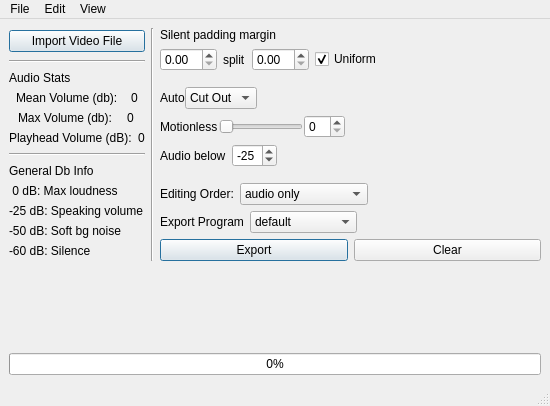
ryoo987/autoeditgui, file gui/gui_v1.ui: the form before one commit.
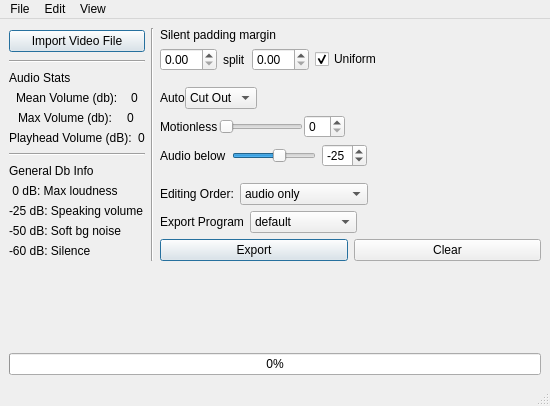
The form after the commit.

Commit message: added audio cut slider

Diff of the .ui file:
```diff
--- a/gui/gui_v1.ui
+++ b/gui/gui_v1.ui
@@ -466,10 +466,32 @@
               </property>
              </widget>
             </item>
+            <item>
+             <widget class="QSlider" name="audioCutSliderInput">
+              <property name="sizePolicy">
+               <sizepolicy hsizetype="Fixed" vsizetype="Fixed">
+                <horstretch>0</horstretch>
+                <verstretch>0</verstretch>
+               </sizepolicy>
+              </property>
+              <property name="minimum">
+               <number>-60</number>
+              </property>
+              <property name="maximum">
+               <number>0</number>
+              </property>
+              <property name="value">
+               <number>-25</number>
+              </property>
+              <property name="orientation">
+               <enum>Qt::Orientation::Horizontal</enum>
+              </property>
+             </widget>
+            </item>
             <item>
              <widget class="QSpinBox" name="audioCutInput">
               <property name="minimum">
-               <number>-99</number>
+               <number>-60</number>
               </property>
               <property name="maximum">
                <number>0</number>
```
Left out of the diff: 46 changed lines with no effect on the pictures. The commit also changes 3 other files.
